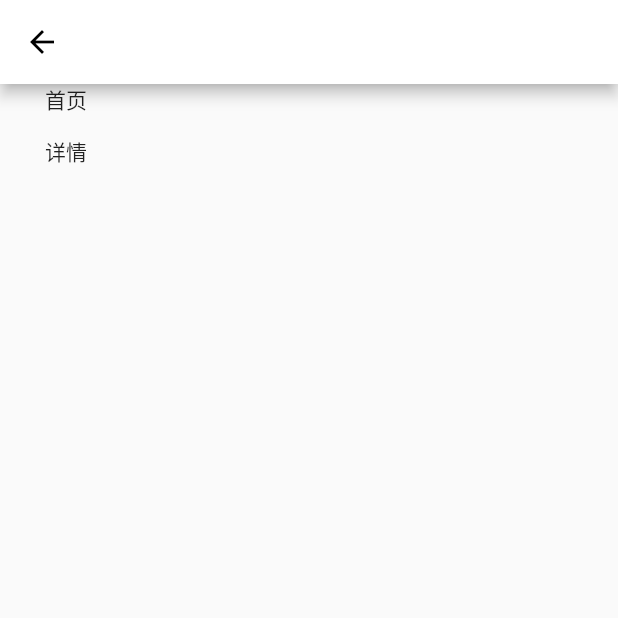
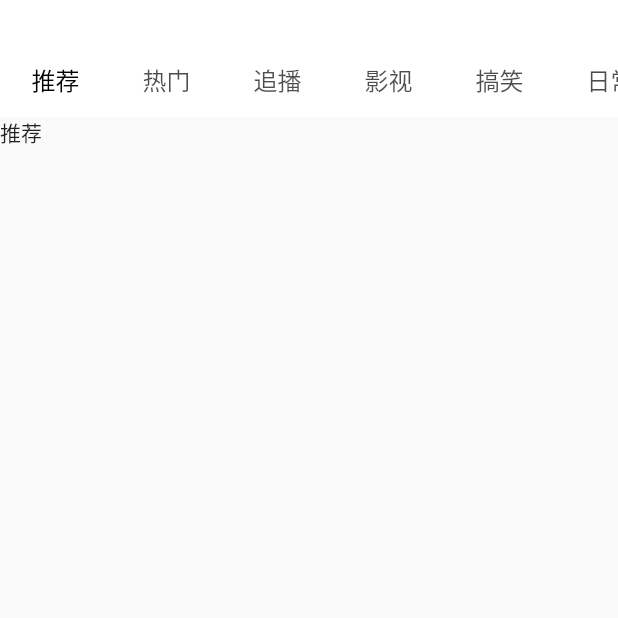
Before and after one commit to yuanwenq/flutter_bili_app, a Flutter app: the HomePage screen opened directly, on a phone screen of 412 x 824 dp, the top half of it. Run offline on Flutter 3.47's test engine with Material 2 defaults, Android fonts, the phone set to English and light mode, and no system bars; our stand-ins replace dio, fluttertoast, shared_preferences; missing offline and left inert: underline_indicator; accounts and stored records are empty.

Commit message:
update: 路由板块相关学习与实现

```diff
--- a/lib/navigator/hi_navigator.dart
+++ b/lib/navigator/hi_navigator.dart
@@ -1,8 +1,11 @@
 import 'package:flutter/material.dart';
-import 'package:flutter_bili_app/page/home_page.dart';
+import 'package:flutter_bili_app/navigator/bottom_navigator.dart';
 import 'package:flutter_bili_app/page/login_page.dart';
 import 'package:flutter_bili_app/page/registration_page.dart';
 import 'package:flutter_bili_app/page/video_detail_page.dart';
+
+typedef RouteChangeListener = Function(
+    RouteStatusInfo? current, RouteStatusInfo? pre);
 
 /// 构建页面
 pageWrap(Widget child) {
@@ -29,7 +32,7 @@ RouteStatus getStatus(MaterialPage page) {
     return RouteStatus.login;
   } else if (page.child is RegistrationPage) {
     return RouteStatus.registration;
-  } else if (page.child is HomePage) {
+  } else if (page.child is BottomNavigator) {
     return RouteStatus.home;
   } else if (page.child is VideoDetailPage) {
     return RouteStatus.detail;
@@ -45,3 +48,86 @@ class RouteStatusInfo {
 
   RouteStatusInfo(this.routeStatus, this.page);
 }
+
+/// 监听路由页面跳转
+/// 感知当前页面是否压后台
+
+class HiNavigator extends _RouteJumpListener {
+  static HiNavigator? _instance;
+
+  RouteJumpListener? _routeJump;
+  final List<RouteChangeListener> _listeners = [];
+  RouteStatusInfo? _current;
+  // 首页底部tab
+  RouteStatusInfo? _bottomTab;
+
+  HiNavigator._();
+
+  static HiNavigator getInstance() {
+    _instance ??= HiNavigator._();
+    return _instance!;
+  }
+
+  // 首页底部tab切换监听
+  void onBottomTabChange(int index, Widget page) {
+    _bottomTab = RouteStatusInfo(RouteStatus.home, page);
+    _notify(_bottomTab!);
+  }
+
+  // 注册路由跳转逻辑
+  void registerRouteJump(RouteJumpListener routeJumpListener) {
+    _routeJump = routeJumpListener;
+  }
+
+  /// 监听路由页面跳转
+  void addListener(RouteChangeListener listener) {
+    if (!_listeners.contains(listener)) {
+      _listeners.add(listener);
+    }
+  }
+
+  /// 通知路由页面变化
+  void notify(List<MaterialPage> currentPages, List<MaterialPage> prePages) {
+    if (currentPages == prePages) return;
+    var current =
+        RouteStatusInfo(getStatus(currentPages.last), currentPages.last.child);
+    _notify(current);
+  }
+
+  /// 移除监听
+  void removeListener(RouteChangeListener listener) {
+    _listeners.remove(listener);
+  }
+
+  @override
+  void onJumpTo(RouteStatus routeStatus, {Map? args}) {
+    _routeJump!.onJumpTo!(routeStatus, args: args);
+  }
+
+  void _notify(RouteStatusInfo current) {
+    if (_current?.page is BottomNavigator && _bottomTab != null) {
+      // 如果打开的是首页，则明确到首页具体的tab
+      current = _bottomTab!;
+    }
+    print('hi_navigator: current:${current.page}');
+    print('hi_navigator: pre:${_current?.page}');
+    _listeners.forEach((listener) {
+      listener(current, _current!);
+    });
+    _current = current;
+  }
+}
+
+/// 抽象类供 HiNavigator 实现
+abstract class _RouteJumpListener {
+  void onJumpTo(RouteStatus routeStatus, {Map args});
+}
+
+typedef OnJumpTo = void Function(RouteStatus routeStatus, {Map? args});
+
+/// 定义路由跳转逻辑要实现的功能
+class RouteJumpListener {
+  final OnJumpTo? onJumpTo;
+
+  RouteJumpListener({this.onJumpTo});
+}
--- a/lib/page/home_page.dart
+++ b/lib/page/home_page.dart
@@ -1,30 +1,89 @@
 import 'package:flutter/material.dart';
 import 'package:flutter_bili_app/model/video_model.dart';
+import 'package:flutter_bili_app/navigator/hi_navigator.dart';
+import 'package:flutter_bili_app/page/home_tab_page.dart';
+import 'package:flutter_bili_app/util/color.dart';
+
+import 'package:underline_indicator/underline_indicator.dart';
 
 class HomePage extends StatefulWidget {
-  final ValueChanged<VideoModel>? onJumpToDetail;
-  const HomePage({Key? key, this.onJumpToDetail}) : super(key: key);
+  const HomePage({Key? key}) : super(key: key);
 
   @override
   State<HomePage> createState() => _HomePageState();
 }
 
-class _HomePageState extends State<HomePage> {
+class _HomePageState extends State<HomePage>
+    with AutomaticKeepAliveClientMixin, TickerProviderStateMixin {
+  var listener;
+  late TabController _controller;
+  var tabs = ["推荐", "热门", "追播", "影视", "搞笑", "日常", "综合", "手机游戏", "短片·手书·配音"];
+  @override
+  void initState() {
+    super.initState();
+    _controller = TabController(length: tabs.length, vsync: this);
+    HiNavigator.getInstance().addListener(listener = (current, pre) {
+      print("home: current:${current.page}");
+      print("home: pre:${pre.page}");
+      if (widget == current.page || current.page is HomePage) {
+        print("打开了首页: onResume");
+      } else if (widget == pre?.page || pre?.page is HomePage) {
+        print("首页: onPause");
+      }
+    });
+  }
+
+  @override
+  void dispose() {
+    HiNavigator.getInstance().removeListener(listener);
+    super.dispose();
+  }
+
   @override
   Widget build(BuildContext context) {
+    super.build(context);
     return Scaffold(
-      appBar: AppBar(),
-      body: Container(
-        child: Column(
-          children: [
-            Text("首页"),
-            MaterialButton(
-              onPressed: () => widget.onJumpToDetail!(VideoModel(1)),
-              child: Text('详情'),
-            ),
-          ],
-        ),
+      body: Column(
+        children: [
+          Container(
+            color: Colors.white,
+            padding: EdgeInsets.only(top: 30),
+            child: _tabBar(),
+          ),
+          Flexible(
+              child: TabBarView(
+            controller: _controller,
+            children: tabs.map((tab) {
+              return HomeTabPage(name: tab);
+            }).toList(),
+          ))
+        ],
       ),
     );
   }
+
+  @override
+  bool get wantKeepAlive => true;
+
+  _tabBar() {
+    return TabBar(
+        controller: _controller,
+        isScrollable: true,
+        labelColor: Colors.black,
+        indicator: UnderlineIndicator(
+            strokeCap: StrokeCap.round,
+            borderSide: BorderSide(color: primary, width: 3),
+            insets: EdgeInsets.only(left: 15, right: 15)),
+        tabs: tabs.map<Tab>((tab) {
+          return Tab(
+            child: Padding(
+              padding: EdgeInsets.only(left: 5, right: 5),
+              child: Text(
+                tab,
+                style: TextStyle(fontSize: 16),
+              ),
+            ),
+          );
+        }).toList());
+  }
 }
--- /dev/null
+++ b/lib/page/home_tab_page.dart
@@ -0,0 +1,18 @@
+import 'package:flutter/material.dart';
+
+class HomeTabPage extends StatefulWidget {
+  final String name;
+  const HomeTabPage({Key? key, required this.name}) : super(key: key);
+
+  @override
+  State<HomeTabPage> createState() => _HomeTabPageState();
+}
+
+class _HomeTabPageState extends State<HomeTabPage> {
+  @override
+  Widget build(BuildContext context) {
+    return Container(
+      child: Text(widget.name),
+    );
+  }
+}
--- a/lib/page/video_detail_page.dart
+++ b/lib/page/video_detail_page.dart
@@ -15,7 +15,7 @@ class _VideoDetailPageState extends State<VideoDetailPage> {
     return Scaffold(
       appBar: AppBar(),
       body: Container(
-        child: Text('视频详情, vid:'),
+        child: Text('视频详情, vid:${widget.videoModel.vid}'),
       ),
     );
   }
--- a/pubspec.yaml
+++ b/pubspec.yaml
@@ -53,6 +53,7 @@ dev_dependencies:
   build_runner: ^2.2.1
   shared_preferences: ^2.0.15
   fluttertoast: ^8.0.9
+  underline_indicator: ^0.0.4
 
 # For information on the generic Dart part of this file, see the
 # following page: https://dart.dev/tools/pub/pubspec
```
Also changed, not shown: lib/main.dart (+42 -28 lines), lib/navigator/bottom_navigator.dart (added, +79 -0 lines), lib/page/favorite_page.dart (added, +21 -0 lines), lib/page/login_page.dart (+6 -9 lines), lib/page/profile.dart (added, +21 -0 lines), lib/page/ranking_page.dart (added, +21 -0 lines), lib/page/registration_page.dart (+7 -10 lines), pubspec.lock.
